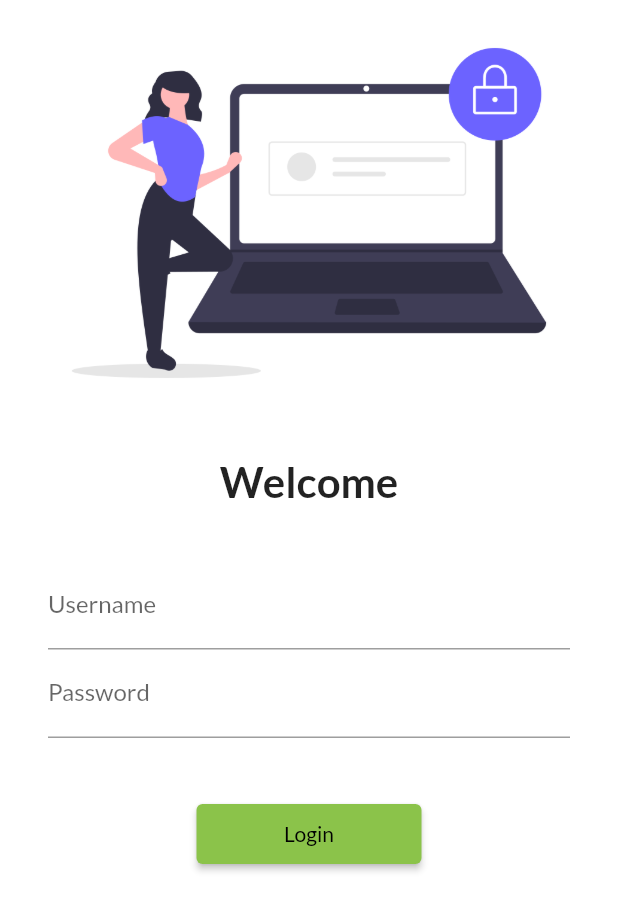
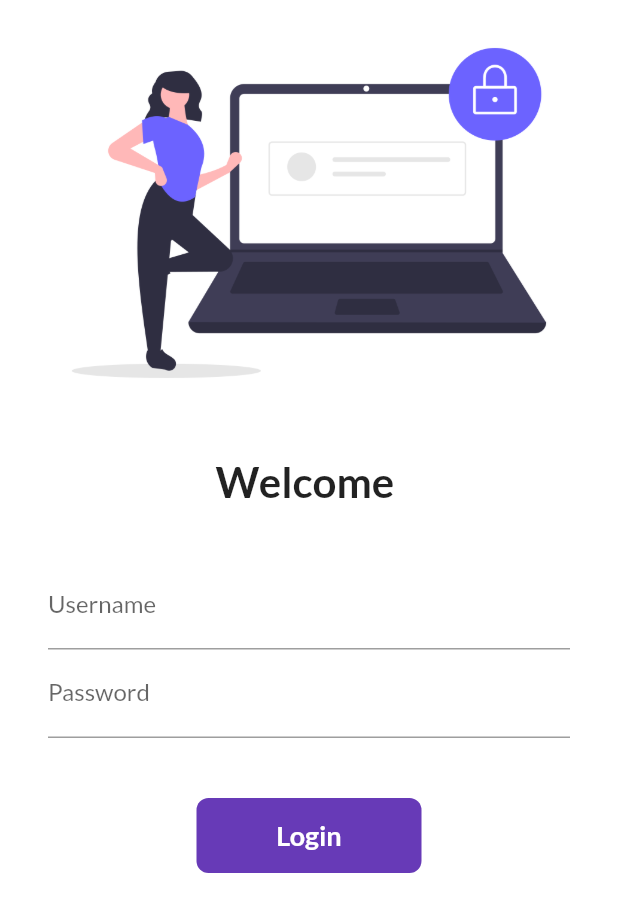
Before and after one commit to aakarsh-kt/Flutter, a Flutter app: the screen it shows after launch, on a phone screen of 412 x 824 dp. Shown: the top 912 px of the screen. Run offline on Flutter 3.47's test engine with Material 2 defaults, Android fonts, the phone set to English and light mode, and no system bars; our stand-ins replace google_fonts.

Commit message:
Day-6 completed ; Learned Navigator, how to create a button,onTap function

```diff
--- a/flutter_catalog/lib/pages/login.dart
+++ b/flutter_catalog/lib/pages/login.dart
@@ -2,9 +2,16 @@ import 'package:flutter/material.dart';
 import 'package:flutter_catalog/pages/home_page.dart';
 import 'package:flutter_catalog/pages/utils/route.dart';
 
-class LoginPage extends StatelessWidget {
+class LoginPage extends StatefulWidget {
   const LoginPage({super.key});
 
+  @override
+  State<LoginPage> createState() => _LoginPageState();
+}
+
+class _LoginPageState extends State<LoginPage> {
+  String name = "";
+  bool changeButton = false;
   @override
   Widget build(BuildContext context) {
     return Material(
@@ -16,11 +23,13 @@ class LoginPage extends StatelessWidget {
               "assets/images/login_page.png",
               fit: BoxFit.cover,
             ),
-            SizedBox(
+            const SizedBox(
               height: 20,
             ),
-            Text("Welcome",
-                style: TextStyle(fontSize: 28, fontWeight: FontWeight.bold)),
+            Text(
+              "Welcome $name",
+              style: TextStyle(fontSize: 28, fontWeight: FontWeight.bold),
+            ),
             SizedBox(
               height: 20,
             ),
@@ -34,6 +43,10 @@ class LoginPage extends StatelessWidget {
                       hintText: "Enter Username",
                       labelText: "Username",
                     ),
+                    onChanged: (value) {
+                      name = value;
+                      setState(() {});
+                    },
                   ),
                   TextFormField(
                     obscureText: true,
@@ -45,13 +58,47 @@ class LoginPage extends StatelessWidget {
                   SizedBox(
                     height: 40,
                   ),
-                  ElevatedButton(
-                    onPressed: () {
+                  // ElevatedButton(
+                  //   onPressed: () {
+                  //     Navigator.pushNamed(context, MyRoutes.homeRoute);
+                  //   },
+                  //   style: TextButton.styleFrom(minimumSize: Size(150, 40)),
+                  //   child: Text("Login"),
+                  // ),
+                  InkWell(
+                    onTap: () async {
+                      // Navigator.pushNamed(context, MyRoutes.homeRoute);
+                      setState(() {
+                        changeButton = true;
+                      });
+                      await Future.delayed(Duration(seconds: 1));
                       Navigator.pushNamed(context, MyRoutes.homeRoute);
                     },
-                    style: TextButton.styleFrom(minimumSize: Size(150, 40)),
-                    child: Text("Login"),
-                  ),
+                    child: AnimatedContainer(
+                      duration: Duration(seconds: 1),
+                      width: changeButton ? 50 : 150,
+                      height: 50,
+                      alignment: Alignment.center,
+                      child: changeButton
+                          ? Icon(
+                              Icons.done,
+                              color: Colors.white,
+                            )
+                          : Text(
+                              "Login",
+                              style: TextStyle(
+                                fontSize: 18,
+                                color: Colors.white,
+                                fontWeight: FontWeight.bold,
+                              ),
+                            ),
+                      decoration: BoxDecoration(
+                        color: Colors.deepPurple,
+                        borderRadius:
+                            BorderRadius.circular(changeButton ? 50 : 8),
+                      ),
+                    ),
+                  )
                 ],
               ),
             ),
```
